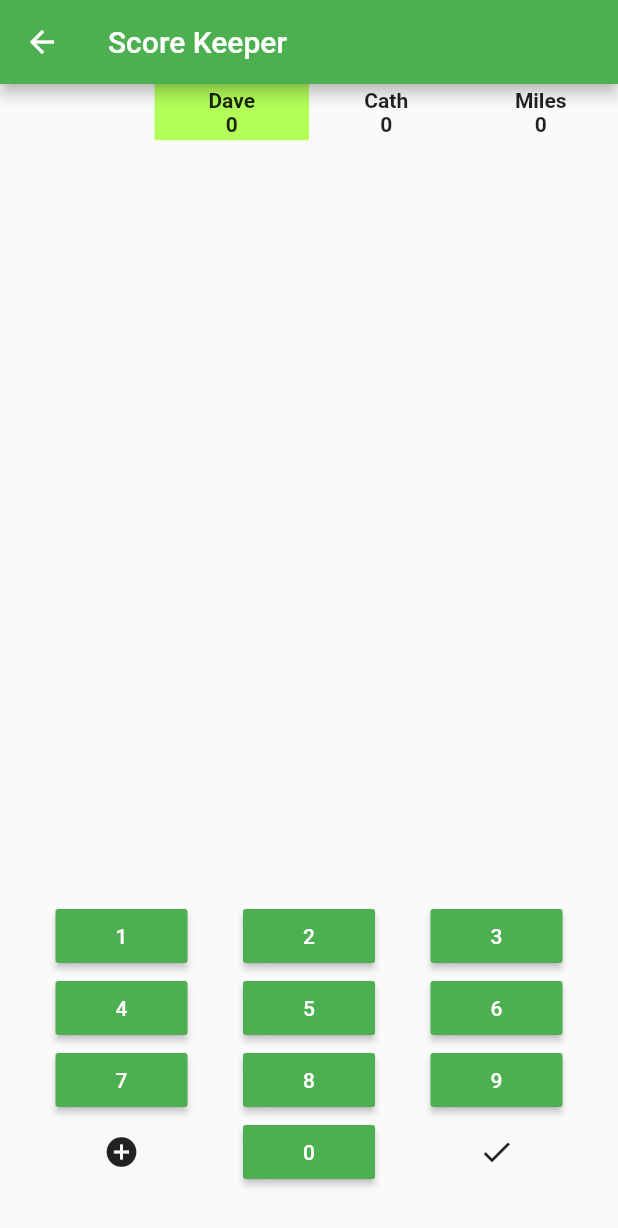
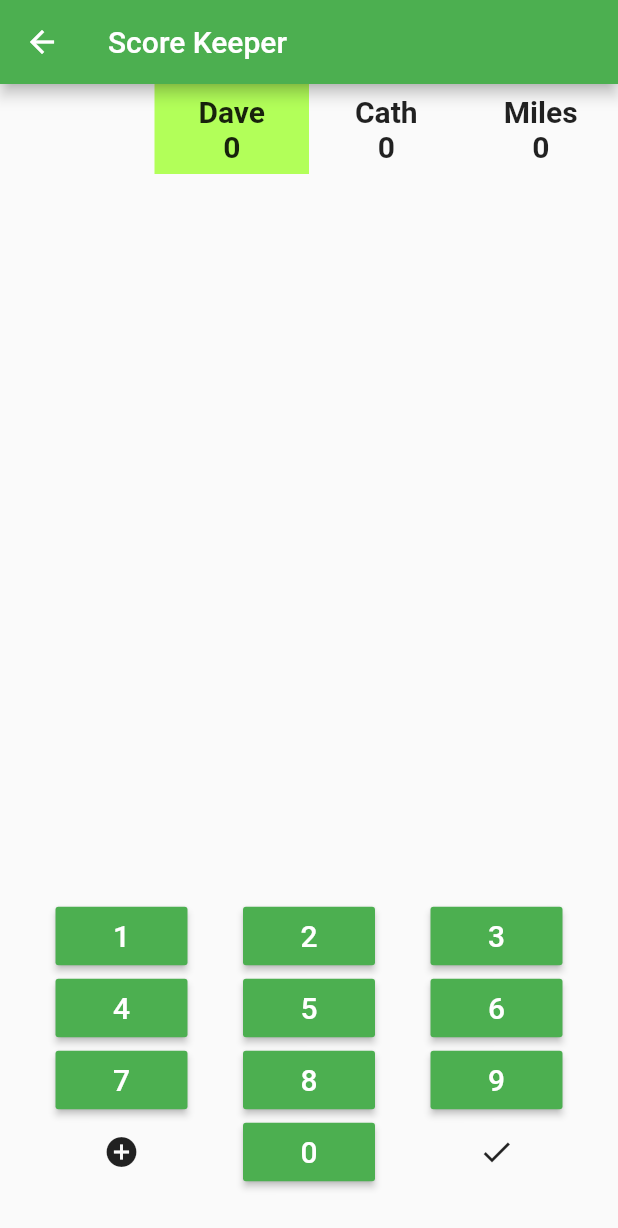
Before and after one commit to dgodd/scorekeeper, a Flutter app: the screen it shows after launch, after a tap on "Start", on a phone screen of 412 x 824 dp. Shown: the top 1228 px of the screen. Run offline on Flutter 3.47's test engine with Material 2 defaults, Android fonts, the phone set to English and light mode, and no system bars; our stand-ins replace math_expressions.

Commit message:
Control font size
TODO: set as scale factor instead of num pixels

```diff
--- a/lib/keyboard.dart
+++ b/lib/keyboard.dart
@@ -32,7 +32,7 @@ class _Keyboard extends State<Keyboard> {
           mainAxisAlignment: MainAxisAlignment.spaceEvenly,
           children: ["1", "2", "3"]
               .map((v) => RaisedButton(
-                  child: Text(v, style: TextStyle(color: Colors.white)),
+                  child: Text(v, style: TextStyle(color: Colors.white, fontSize: 20)),
                   color: Colors.green,
                   padding: const EdgeInsets.all(8.0),
                   onPressed: () {
@@ -45,7 +45,7 @@ class _Keyboard extends State<Keyboard> {
           mainAxisAlignment: MainAxisAlignment.spaceEvenly,
           children: ["4", "5", "6"]
               .map((v) => RaisedButton(
-                  child: Text(v, style: TextStyle(color: Colors.white)),
+                  child: Text(v, style: TextStyle(color: Colors.white, fontSize: 20)),
                   color: Colors.green,
                   padding: const EdgeInsets.all(8.0),
                   onPressed: () {
@@ -58,7 +58,7 @@ class _Keyboard extends State<Keyboard> {
           mainAxisAlignment: MainAxisAlignment.spaceEvenly,
           children: ["7", "8", "9"]
               .map((v) => RaisedButton(
-                  child: Text(v, style: TextStyle(color: Colors.white)),
+                  child: Text(v, style: TextStyle(color: Colors.white, fontSize: 20)),
                   color: Colors.green,
                   padding: const EdgeInsets.all(8.0),
                   onPressed: () {
@@ -78,7 +78,7 @@ class _Keyboard extends State<Keyboard> {
           },
         ),
         RaisedButton(
-          child: Text("0", style: TextStyle(color: Colors.white)),
+          child: Text("0", style: TextStyle(color: Colors.white, fontSize: 20)),
           color: Colors.green,
           padding: const EdgeInsets.all(8.0),
           onPressed: () {
--- a/lib/scores.dart
+++ b/lib/scores.dart
@@ -50,7 +50,7 @@ class _ScoresPageState extends State<ScoresPage> {
           child: Center(
               child: Text("$name\n${totals[index]}",
                   textAlign: TextAlign.center,
-                  style: TextStyle(fontWeight: FontWeight.bold))),
+                  style: TextStyle(fontWeight: FontWeight.bold, fontSize: 20))),
         )));
 
     _scores.asMap().forEach((roundNum, round) {
@@ -78,7 +78,7 @@ class _ScoresPageState extends State<ScoresPage> {
           Expanded(
               child: GridView.count(
             crossAxisCount: widget.players.length + 1,
-            childAspectRatio: screenWidth / widget.players.length / 50,
+            childAspectRatio: screenWidth / widget.players.length / 80,
             children: gridRows,
           )),
           Keyboard(
```
